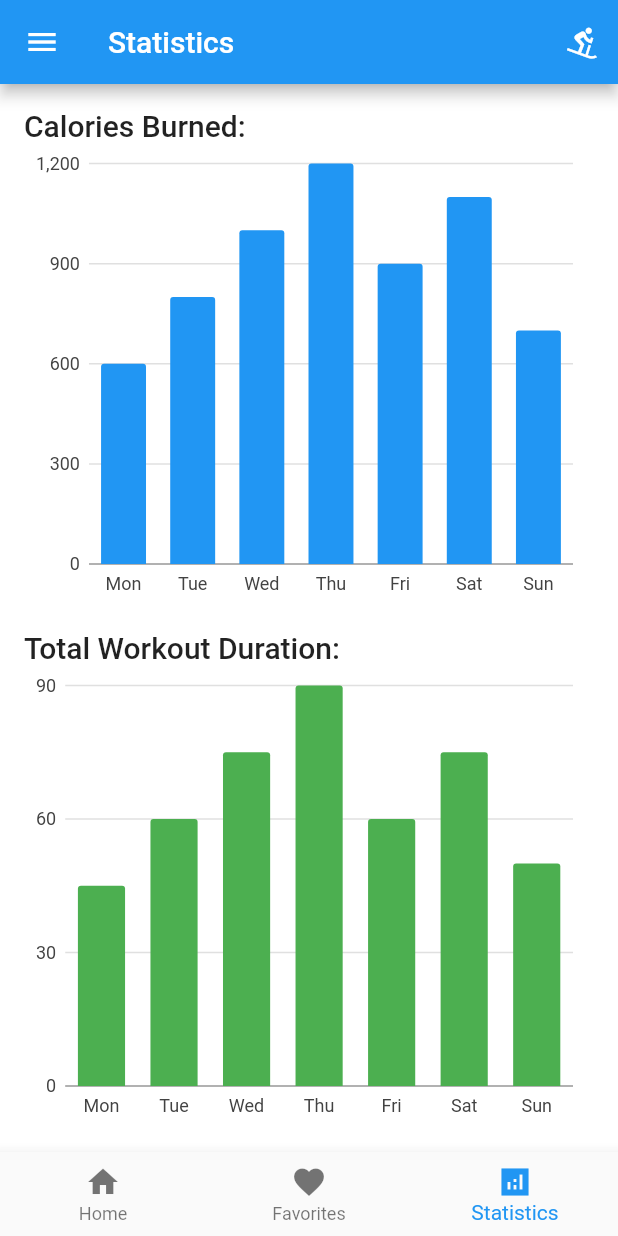
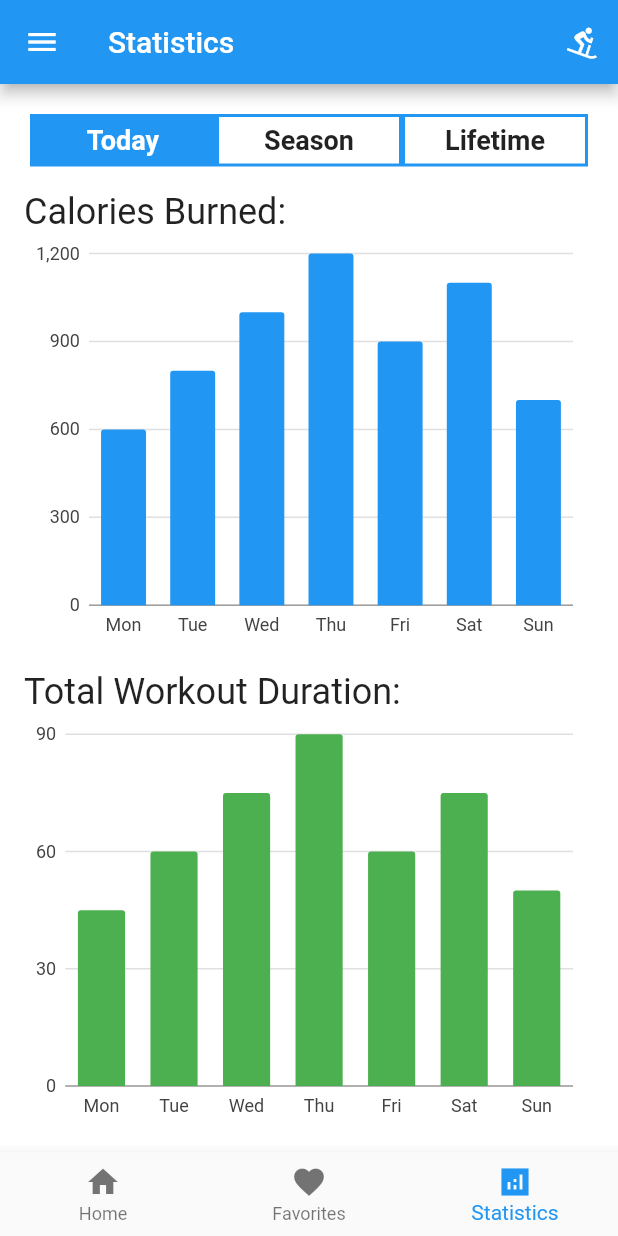
Before and after one commit to FrancescoZanella/SkiResort, a Flutter app: the screen it shows after launch, item 3 of the bottom bar chosen, on a phone screen of 412 x 824 dp. Run offline on Flutter 3.47's test engine with Material 2 defaults, Android fonts, the phone set to English and light mode, and no system bars; our stand-ins replace charts_flutter, shared_preferences, smooth_page_indicator; network calls fail; Roboto replaces fonts that are missing (NotoSansKR).

Commit message:
added and reordered code

```diff
--- a/lib/settings_page_screen/list_tiles_setting.dart
+++ b/lib/settings_page_screen/list_tiles_setting.dart
@@ -3,6 +3,7 @@ import 'package:ski_resorts_app/settings_page_screen/about_us_screen/about_us_sc
 import 'package:ski_resorts_app/settings_page_screen/help_Feedback_Screen/help_feedback.dart';
 import 'package:ski_resorts_app/settings_page_screen/notification_handler_screen/notification_handler_screem.dart';
 import 'package:ski_resorts_app/settings_page_screen/position_handler_screen/position_handler_screen.dart';
+import 'package:ski_resorts_app/settings_page_screen/profile_screen/profile_screen.dart';
 
 class CustomListTile extends StatelessWidget {
   final String title;
@@ -23,6 +24,7 @@ class CustomListTile extends StatelessWidget {
     'AboutUsPage': const AboutUsPage(),
     'HelpAndFeedbackPage': const HelpAndFeedbackPage(),
     'LocationSettingScreen': const LocationSettingScreen(),
+    'ProfilePageScreen': const ProfilePageScreen(),
     // add more pages here
   };
 
--- a/lib/settings_page_screen/settings_page_screen.dart
+++ b/lib/settings_page_screen/settings_page_screen.dart
@@ -80,6 +80,7 @@ class _SettingsPageState extends State<SettingsPage> {
                     CustomListTile(
                       title: "Profile",
                       icon: Icons.person_outline_rounded,
+                      pageName: 'ProfilePageScreen',
                     ),
                     CustomListTile(
                       title: "Messaging",
--- /dev/null
+++ b/lib/statistic_screen/statistic_screen_navigator.dart
@@ -0,0 +1,76 @@
+import 'package:flutter/material.dart';
+
+class CustomTopNavigationBar extends StatefulWidget {
+  const CustomTopNavigationBar({Key? key}) : super(key: key);
+
+  @override
+  State<CustomTopNavigationBar> createState() => _CustomTopNavigationBarState();
+}
+
+class _CustomTopNavigationBarState extends State<CustomTopNavigationBar> {
+  int _selectedIndex = 0;
+
+  void _onItemSelected(int index) {
+    setState(() {
+      _selectedIndex = index;
+    });
+  }
+
+  @override
+  Widget build(BuildContext context) {
+    return Container(
+      height: 35, // set the desired height for the navigation bar
+      padding: const EdgeInsets.symmetric(horizontal: 20),
+
+      child: Row(
+        mainAxisAlignment: MainAxisAlignment.spaceBetween,
+        children: [
+          Expanded(
+            child: _buildNavigationItem(context, "Today", "/section1", 0),
+          ),
+          const SizedBox(width: 0),
+          Expanded(
+            child: _buildNavigationItem(context, "Season", "/section2", 1),
+          ),
+          const SizedBox(width: 0),
+          Expanded(
+            child: _buildNavigationItem(context, "Lifetime", "/section3", 2),
+          ),
+        ],
+      ),
+    );
+  }
+
+  Widget _buildNavigationItem(
+      BuildContext context, String label, String route, int index) {
+    final isSelected = index == _selectedIndex;
+    return InkWell(
+      onTap: () {
+        _onItemSelected(index);
+        Navigator.pushNamed(context, route);
+      },
+      child: Container(
+        padding: const EdgeInsets.symmetric(horizontal: 8, vertical: 4),
+        decoration: BoxDecoration(
+          borderRadius: BorderRadius.zero,
+          border: Border.all(
+            color: Theme.of(context).primaryColor,
+            width: 2.0,
+          ),
+          color:
+              isSelected ? Theme.of(context).primaryColor : Colors.transparent,
+        ),
+        child: Center(
+          child: Text(
+            label,
+            style: TextStyle(
+              fontSize: 18,
+              fontWeight: FontWeight.bold,
+              color: isSelected ? Colors.white : null,
+            ),
+          ),
+        ),
+      ),
+    );
+  }
+}
--- a/lib/statistic_screen/user_statistic_screen.dart
+++ b/lib/statistic_screen/user_statistic_screen.dart
@@ -2,6 +2,7 @@ import 'package:flutter/material.dart';
 import 'package:charts_flutter/flutter.dart' as charts;
 import './duration_and_calories.dart';
 import './statistic_widgets.dart';
+import './statistic_screen_navigator.dart';
 
 class StatisticsScreen extends StatefulWidget {
   const StatisticsScreen({Key? key}) : super(key: key);
@@ -18,15 +19,23 @@ class _StatisticsScreenState extends State<StatisticsScreen> {
 
     final List<charts.Series<DurationData, String>> durationSeries =
         getDurationSeries();
+
     return Scaffold(
-      body: Padding(
+      body: Column(
+        children: [
+          Container(
+            margin: const EdgeInsets.only(top: 20),
+            child: const CustomTopNavigationBar(),
+          ),
+          Expanded(
+            child: Padding(
               padding: const EdgeInsets.all(16.0),
               child: Column(
                 crossAxisAlignment: CrossAxisAlignment.start,
                 children: [
                   Text(
                     'Calories Burned:',
-              style: Theme.of(context).textTheme.titleLarge,
+                    style: Theme.of(context).textTheme.headlineSmall,
                   ),
                   Expanded(
                     child: charts.BarChart(caloriesSeries, animate: true),
@@ -34,7 +43,7 @@ class _StatisticsScreenState extends State<StatisticsScreen> {
                   const SizedBox(height: 16.0),
                   Text(
                     'Total Workout Duration:',
-              style: Theme.of(context).textTheme.titleLarge,
+                    style: Theme.of(context).textTheme.headlineSmall,
                   ),
                   Expanded(
                     child: charts.BarChart(durationSeries, animate: true),
@@ -42,6 +51,9 @@ class _StatisticsScreenState extends State<StatisticsScreen> {
                 ],
               ),
             ),
+          ),
+        ],
+      ),
     );
   }
 }
```
Also changed, not shown: lib/settings_page_screen/profile_screen/profile_screen.dart (added, +61 -0 lines). Lines whose indentation alone changed are shown as unchanged.
